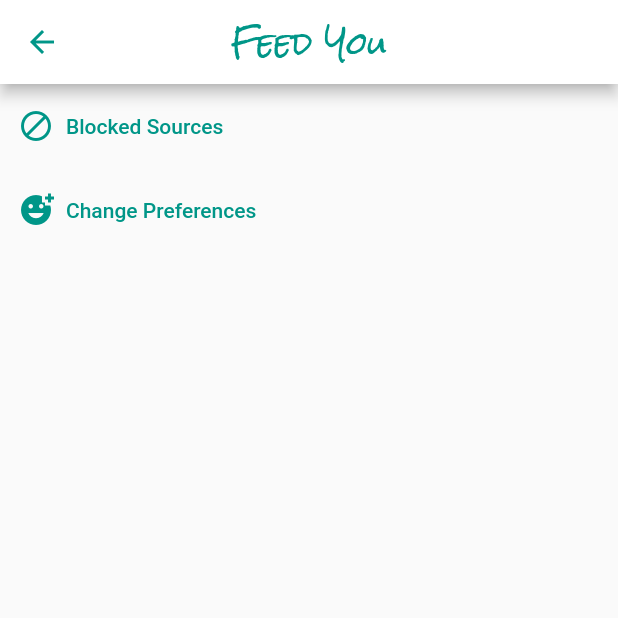
After one commit to Luigi-S/FeedYou_flutter, a Flutter app: the MenuView screen opened directly, after a tap on "Blocked Sources", on a phone screen of 412 x 824 dp, the top half of it. The commit adds this screen. Run offline on Flutter 3.47's test engine with Material 2 defaults, Android fonts, the phone set to English and light mode, and no system bars; our stand-ins replace shared_preferences, webview_flutter; missing offline and left inert: favicon, webfeed; accounts and stored records are empty.

Commit message:
Funzionalità BlockedLinks, aggiunta menu(BlockedLinks, ChangePreferences)

```diff
--- /dev/null
+++ b/lib/Menu.dart
@@ -0,0 +1,87 @@
+
+import 'dart:convert';
+
+import 'package:feed_you_flutter/BlockedSourceView.dart';
+import 'package:flutter/cupertino.dart';
+import 'package:flutter/material.dart';
+import 'package:shared_preferences/shared_preferences.dart';
+
+import 'Assets.dart';
+import 'Preferences.dart';
+
+class MenuView extends StatelessWidget{
+  @override
+  Widget build(BuildContext context) {
+    return Scaffold(
+        appBar: AppBar(
+          backgroundColor: Colors.white,
+          centerTitle: true,
+          iconTheme: const IconThemeData(color: Colors.teal),
+          title: const Text(
+            "Feed You",
+            style: TextStyle(
+              fontFamily: 'RockSalt',
+              color: Colors.teal,
+              fontSize: 20.0
+            )
+          ),
+        ),
+        body:Column(
+          children: [
+            Padding(
+              padding: const EdgeInsets.fromLTRB(4, 4, 4, 4),
+                child: TextButton(
+                  onPressed:(){ _toBlockedSourceView(context);},
+                  child: Row(
+                    children: const [
+                      Icon(Icons.block, color: Colors.teal,),
+                      Padding(
+                        padding: EdgeInsets.fromLTRB(8, 0, 8, 0),
+                        child: Text("Blocked Sources", style: TextStyle(color: Colors.teal),)
+                      )
+                    ],
+                  ),
+                )
+            ),
+            Padding(
+                padding: const EdgeInsets.fromLTRB(4, 4, 4, 4),
+                child: TextButton(
+                  onPressed:(){
+                    Navigator.push(
+                      context,
+                      MaterialPageRoute(builder: (context) => PreferencesView())
+                    );
+                  },
+                  child: Row(
+                    children: const [
+                      Icon(Icons.add_reaction, color: Colors.teal,),
+                      Padding(
+                          padding: EdgeInsets.fromLTRB(8, 0, 8, 0),
+                          child: Text("Change Preferences", style: TextStyle(color: Colors.teal),)
+                      )
+                    ],
+                  ),
+                )
+            )
+          ],
+        )
+    );
+  }
+
+  _toBlockedSourceView(BuildContext context) async {
+    final prefs = await SharedPreferences.getInstance();
+    String? lang = await prefs.getString("lang")!;
+    String stringBlocked = prefs.getString('blockedLinks') ?? '';
+    List<dynamic> blockedLinks = [];
+    if (stringBlocked != '') {
+      blockedLinks = jsonDecode(stringBlocked);
+    }
+    Map<String, List> feeds = Assets().feeds(lang)!;
+    Navigator.push(
+      context,
+      MaterialPageRoute(builder: (context) =>
+          BlockedSourceView(feeds: feeds, blocked: blockedLinks)),
+    );
+  }
+
+}
--- a/lib/Preferences.dart
+++ b/lib/Preferences.dart
@@ -248,10 +248,10 @@ class _MyCheckBoxState extends State<MyCheckBox>{
       onChanged: (bool? val){
         if(val??false){
           checkedPrefs[index] = val!;
-          setState(() {
-            isChecked = val;
-          });
         }
+        setState(() {
+          isChecked = val!;
+        });
       },
     );
   }
```
Also changed, not shown: lib/BlockedSourceView.dart (added, +128 -0 lines), lib/NewsList.dart (+38 -8 lines).
